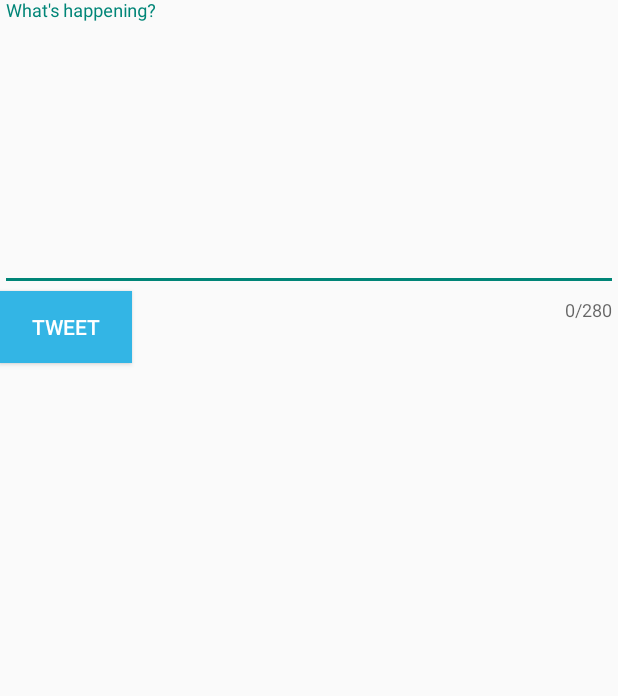
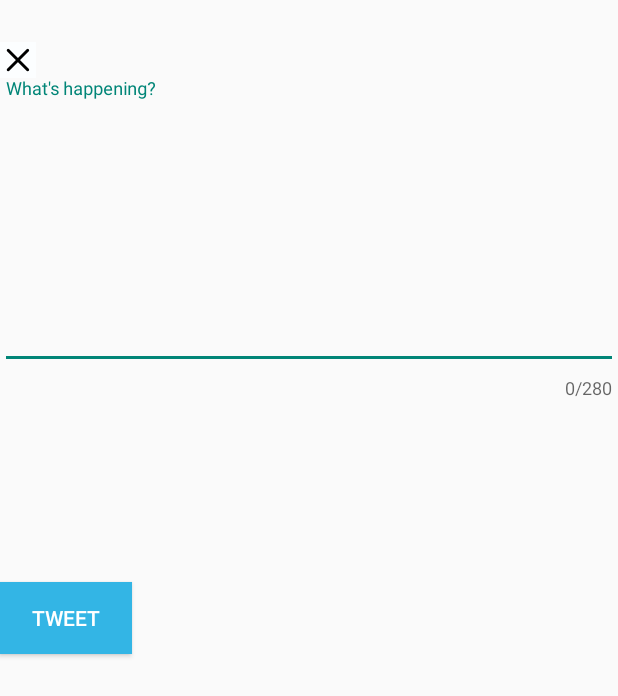
Before and after one commit to cheygaima/Twitter, an Android app: the TimelineActivity screen opened directly, with no data from a screen before it, after a tap on an icon or button, on a phone screen of 412 x 824 dp. Shown: the top 696 px of the screen. Run offline under Robolectric (Android 15) with nearby library versions, the phone set to English and light mode, and no system bars; our stand-ins replace Room's generated code; libraries missing offline, so code that uses them is left out: com.facebook.stetho, com.loopj.android, cz.msebera.android, org.parceler; pictures from the network do not load; 2 statements that could not run were skipped.

Commit message:
twitter icon

```diff
--- a/app/src/main/AndroidManifest.xml
+++ b/app/src/main/AndroidManifest.xml
@@ -11,7 +11,7 @@
         android:name=".TwitterApp"
         android:allowBackup="true"
         android:icon="@drawable/ic_launcher"
-        android:label="Timeline"
+        android:label=""
         android:theme="@style/AppTheme">
         <activity
             android:name=".LoginActivity"
--- a/app/src/main/java/com/codepath/apps/restclienttemplate/ComposeActivity.java
+++ b/app/src/main/java/com/codepath/apps/restclienttemplate/ComposeActivity.java
@@ -103,4 +103,9 @@ public class ComposeActivity extends AppCompatActivity {
 
     }
 
+    public void whenClicked(View v)
+    {
+        finish();
+    }
+
 }
--- a/app/src/main/java/com/codepath/apps/restclienttemplate/TimelineActivity.java
+++ b/app/src/main/java/com/codepath/apps/restclienttemplate/TimelineActivity.java
@@ -2,15 +2,16 @@ package com.codepath.apps.restclienttemplate;
 
 import android.content.Intent;
 import android.os.Bundle;
+import android.support.v4.view.MenuItemCompat;
 import android.support.v7.app.AppCompatActivity;
 import android.support.v7.widget.LinearLayoutManager;
 import android.support.v7.widget.RecyclerView;
 import android.support.v7.widget.Toolbar;
-
 import android.util.Log;
 import android.view.Menu;
 import android.view.MenuInflater;
 import android.view.MenuItem;
+import android.widget.ProgressBar;
 
 import com.codepath.apps.restclienttemplate.models.Tweet;
 import com.loopj.android.http.JsonHttpResponseHandler;
@@ -32,7 +33,8 @@ public class TimelineActivity extends AppCompatActivity {
     TweetAdapter tweetAdapter;
     ArrayList<Tweet> tweets;
     RecyclerView rvTweets;
-    //Tweet tweet;
+    MenuItem miActionProgressItem;
+
 
     private final int REQUEST_CODE = 20; //can we anything we want
 
@@ -42,11 +44,15 @@ public class TimelineActivity extends AppCompatActivity {
         setContentView(R.layout.activity_timeline);
 
         // Find the toolbar view inside the activity layout
-        Toolbar toolbar = (Toolbar) findViewById(R.id.toolbar);
+        Toolbar toptoolbar = (Toolbar) findViewById(R.id.toptoolbar);
+        //Toolbar bottomtoolbar = (Toolbar) findViewById(R.id.bottomtoolbar);
+
 
         // Sets the Toolbar to act as the ActionBar for this Activity window.
         // Make sure the toolbar exists in the activity and is not null
-        setSupportActionBar(toolbar);
+        setSupportActionBar(toptoolbar);
+        //setSupportActionBar(bottomtoolbar);
+
 
         client = TwitterApp.getRestClient(this);
 
@@ -146,4 +152,24 @@ public class TimelineActivity extends AppCompatActivity {
         }
     }
 
+    @Override
+    public boolean onPrepareOptionsMenu(Menu menu) {
+        // Store instance of the menu item containing progress
+        miActionProgressItem = menu.findItem(R.id.miActionProgress);
+        // Extract the action-view from the menu item
+        ProgressBar v =  (ProgressBar) MenuItemCompat.getActionView(miActionProgressItem);
+        // Return to finish
+        return super.onPrepareOptionsMenu(menu);
+    }
+
+    public void showProgressBar() {
+        // Show progress item
+        miActionProgressItem.setVisible(true);
+    }
+
+    public void hideProgressBar() {
+        // Hide progress item
+        miActionProgressItem.setVisible(false);
+    }
+
 }
--- a/app/src/main/res/layout/activity_compose.xml
+++ b/app/src/main/res/layout/activity_compose.xml
@@ -11,8 +11,7 @@
         android:layout_width="wrap_content"
         android:layout_height="wrap_content"
         android:layout_alignParentStart="true"
-        android:layout_alignParentTop="true"
-        android:layout_marginTop="194dp"
+        android:layout_centerVertical="true"
         android:background="@android:color/holo_blue_light"
         android:onClick="makeTweet"
         android:text="Tweet"
@@ -20,12 +19,26 @@
         tools:layout_editor_absoluteX="0dp"
         tools:layout_editor_absoluteY="103dp" />
 
+    <ImageButton
+        android:id="@+id/imgBtnCancel"
+        style="@android:style/DeviceDefault.Light.ButtonBar"
+        android:layout_width="wrap_content"
+        android:layout_height="wrap_content"
+        android:layout_above="@+id/textContainer"
+        android:layout_alignParentStart="true"
+        android:layout_marginBottom="-52dp"
+        android:layout_weight="1"
+        android:background="#fcfeff"
+        android:onClick="whenClicked"
+        app:srcCompat="@drawable/ic_vector_close" />
+
     <android.support.design.widget.TextInputLayout
         android:id="@+id/textContainer"
         android:layout_width="match_parent"
         android:layout_height="wrap_content"
         android:layout_alignParentStart="true"
         android:layout_alignParentTop="true"
+        android:layout_marginTop="52dp"
         app:counterEnabled="true"
         app:counterMaxLength="280">
 
@@ -45,6 +58,7 @@
 
 
         </EditText>
+
     </android.support.design.widget.TextInputLayout>
 
 
--- /dev/null
+++ b/app/src/main/res/layout/ic_vector_compose5.xml
@@ -0,0 +1,5 @@
+<?xml version="1.0" encoding="utf-8"?>
+<vector android:height="24.0dip" android:width="24.0dip" android:viewportWidth="24.0" android:viewportHeight="24.0"
+  xmlns:android="http://schemas.android.com/apk/res/android">
+    <path android:fillColor="#ff000000" android:pathData="M23.38,3.282l-0.012,-0.116 -0.115,0.014c-0.085,0.01 -8.69,1.11 -13.636,11.09 -3.575,7.215 -3.372,9.326 -3.1,9.377 0.27,0.05 3.184,-6.168 6.342,-8.715 4.907,-1.075 6.206,-3.427 6.206,-3.427s-1.414,0.235 -1.97,0.21c-0.776,-0.038 -1.335,-0.216 -1.59,-0.315 1.267,-1.157 2.25,-1.377 3.29,-1.61 0.858,-0.19 1.746,-0.39 2.805,-1.145 2.16,-1.54 1.797,-5.207 1.78,-5.363zM8.802,7.504H5.93V4.63c0,-0.415 -0.338,-0.75 -0.753,-0.75s-0.752,0.335 -0.752,0.75v2.874H1.552c-0.415,0 -0.752,0.336 -0.752,0.752s0.337,0.752 0.752,0.752h2.873v2.873c0,0.417 0.337,0.753 0.752,0.753s0.752,-0.336 0.752,-0.752V9.01H8.8c0.415,0 0.752,-0.336 0.752,-0.752s-0.337,-0.752 -0.752,-0.752z" />
+</vector>
--- a/app/src/main/res/menu/timeline.xml
+++ b/app/src/main/res/menu/timeline.xml
@@ -4,9 +4,17 @@
 
     <item
         android:id="@+id/mybutton"
-        android:icon="@drawable/ic_vector_compose"
+        android:color="#eb1313"
+        android:icon="@layout/ic_vector_compose5"
         android:onClick="whenClicked"
         android:title=""
+        app:showAsAction="always" />
+
+    <item
+        android:id="@+id/miActionProgress"
+        android:title="Loading..."
+        android:visible="false"
+        android:orderInCategory="100"
         app:showAsAction="always"
         />
 
```
Also changed, not shown: app/src/main/res/layout/activity_timeline.xml (+15 -6 lines), app/src/main/res/layout/item_tweet.xml (+7 -7 lines), app/src/main/res/drawable-hdpi/bird.png (added), app/src/main/res/drawable-hdpi/ic_compose.png (deleted), app/src/main/res/drawable-hdpi/ic_vector_close.png (added), app/src/main/res/drawable-hdpi/ic_vector_compose.png, 4 other files.
